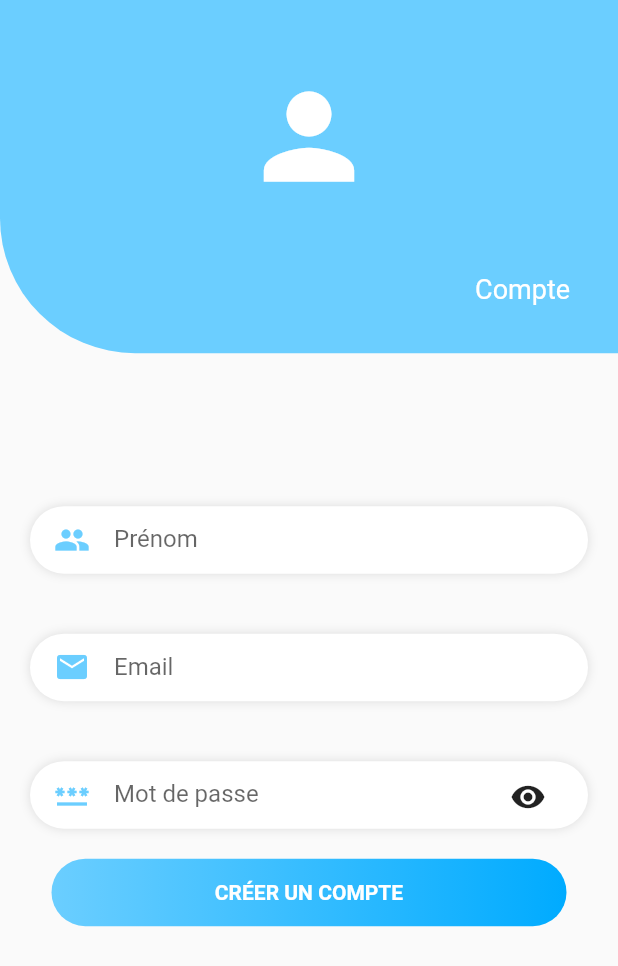
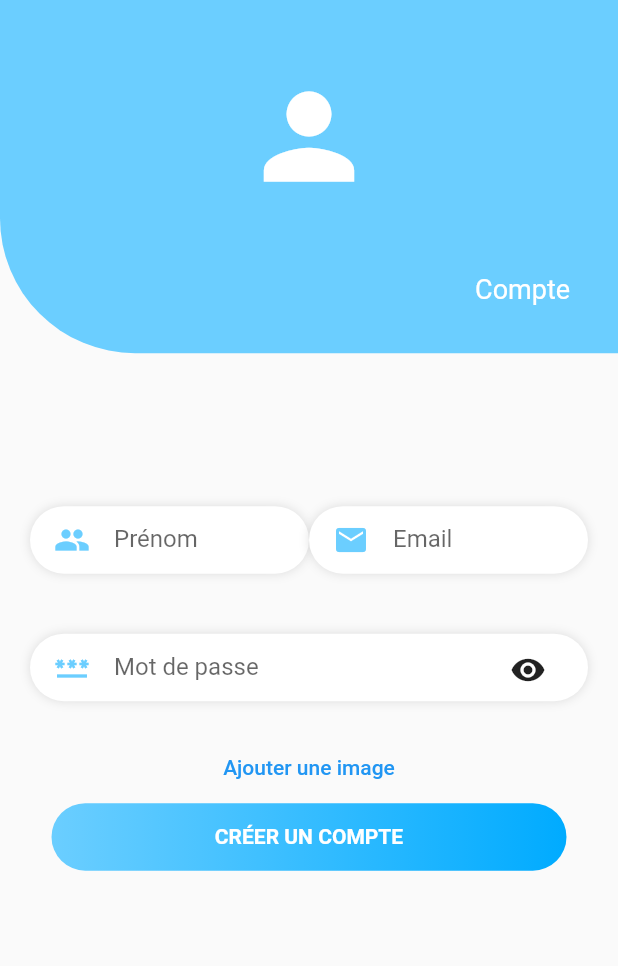
Before and after one commit to mmarchal/FriendsFlutter, a Flutter app: the SignupPage screen opened by its route, on a phone screen of 412 x 824 dp. Shown: the top 966 px of the screen. Run offline on Flutter 3.47's test engine with Material 2 defaults, Android fonts, the phone set to English and light mode, and no system bars; our stand-ins replace awesome_dialog, cached_network_image, cool_alert, dio, firebase_auth, firebase_core and 4 more; missing offline and left inert: flutter_form_bloc, gradient_ui_widgets; accounts and stored records are empty; network calls fail.

Commit message:
TODO Ajout d'image création compte

```diff
--- a/lib/ui/screen/forgot_pass.dart
+++ b/lib/ui/screen/forgot_pass.dart
@@ -1,16 +1,11 @@
 // ignore_for_file: implementation_imports
 
-import 'package:cool_alert/cool_alert.dart';
 import 'package:firebase_auth/firebase_auth.dart';
 import 'package:flutter/material.dart';
-import 'package:life_friends/model/api/api_response.dart';
-import 'package:life_friends/model/password.dart';
-import 'package:life_friends/service/api.repository.dart';
 import 'package:life_friends/ui/screen/login_head_screen.dart';
 import 'package:life_friends/ui/widgets/button_login.dart';
 import 'package:life_friends/ui/widgets/loading_widget.dart';
 import 'package:life_friends/ui/widgets/sign_textfield.dart';
-import 'package:provider/src/provider.dart';
 
 class ForgotPassScreen extends StatefulWidget {
   const ForgotPassScreen({Key? key}) : super(key: key);
--- a/lib/ui/screen/login_head_screen.dart
+++ b/lib/ui/screen/login_head_screen.dart
@@ -6,8 +6,11 @@ class LoginHeadScreen extends StatelessWidget {
   final Widget child;
   final String value;
 
-  const LoginHeadScreen({Key? key, required this.child, required this.value})
-      : super(key: key);
+  const LoginHeadScreen({
+    Key? key,
+    required this.child,
+    required this.value,
+  }) : super(key: key);
 
   @override
   Widget build(BuildContext context) {
--- a/lib/ui/screen/signup.dart
+++ b/lib/ui/screen/signup.dart
@@ -1,7 +1,9 @@
 import 'package:awesome_dialog/awesome_dialog.dart';
 import 'package:flutter/material.dart';
+import 'package:image_picker/image_picker.dart';
 import 'package:life_friends/model/firebase/firebase_helper.dart';
 import 'package:life_friends/ui/screen/login_head_screen.dart';
+import 'package:life_friends/ui/utils/image_picker.dart';
 import 'package:life_friends/ui/widgets/button_login.dart';
 import 'package:life_friends/ui/widgets/loading_widget.dart';
 import 'package:life_friends/ui/widgets/login_text.dart';
@@ -60,7 +62,10 @@ class _SignupPageState extends State<SignupPage> {
     String prenom = _prenom.text;
     String password = _password.text;
     String email = _mail.text;
-    FirebaseHelper().handleCreate(email, password, prenom).then((value) {
+    FirebaseHelper()
+        .registerWithEmailAndPassword(
+            email: email, password: password, name: prenom)
+        .then((value) {
       if (value != null) {
         Navigator.pop(context);
         Navigator.pop(context);
@@ -75,6 +80,9 @@ class _SignupPageState extends State<SignupPage> {
     });
   }
 
+  final ImagePicker _picker = ImagePicker();
+  XFile? imageImporte;
+
   @override
   Widget build(BuildContext context) {
     return LoginHeadScreen(
@@ -83,15 +91,23 @@ class _SignupPageState extends State<SignupPage> {
         margin: const EdgeInsets.all(20),
         child: Column(
           children: <Widget>[
-              LoginText(
+            Row(
+              children: [
+                Expanded(
+                  child: LoginText(
                     controller: _prenom,
                     icon: Icons.people,
                     hint: 'Prénom',
                   ),
-              LoginText(
+                ),
+                Expanded(
+                  child: LoginText(
                     controller: _mail,
                     icon: Icons.mail,
                     hint: 'Email',
+                  ),
+                ),
+              ],
             ),
             LoginText(
               controller: _password,
@@ -99,7 +115,44 @@ class _SignupPageState extends State<SignupPage> {
               isPassword: true,
               hint: 'Mot de passe',
             ),
-              Align(
+            (imageImporte != null)
+                ? Row(
+                    children: [
+                      Text(imageImporte!.name),
+                      IconButton(
+                        onPressed: () => setState(() {
+                          imageImporte = null;
+                        }),
+                        icon: const Icon(Icons.delete),
+                      )
+                    ],
+                  )
+                : TextButton(
+                    onPressed: () {
+                      FriendImagePicker().showPicker(
+                        context: context,
+                        onTapGallery: () async {
+                          XFile? image = await _picker.pickImage(
+                              source: ImageSource.gallery, imageQuality: 50);
+
+                          setState(() {
+                            imageImporte = image;
+                          });
+                          Navigator.of(context).pop();
+                        },
+                        onTapCamera: () async {
+                          XFile? image = await _picker.pickImage(
+                              source: ImageSource.camera, imageQuality: 50);
+                          setState(() {
+                            imageImporte = image;
+                          });
+                          Navigator.of(context).pop();
+                        },
+                      );
+                    },
+                    child: const Text("Ajouter une image"),
+                  ),
+            Container(
               alignment: Alignment.bottomCenter,
               child: ButtonLogin(
                   onTap: () {
@@ -109,6 +162,7 @@ class _SignupPageState extends State<SignupPage> {
             ),
           ],
         ),
-        ));
+      ),
+    );
   }
 }
```
Also changed, not shown: lib/model/firebase/firebase_helper.dart (+21 -10 lines), lib/ui/screen/login.dart (+28 -12 lines), lib/ui/screen/profil/my_profil.dart (+0 -48 lines), lib/ui/utils/image_picker.dart (added, +31 -0 lines). Lines whose indentation alone changed are shown as unchanged.
